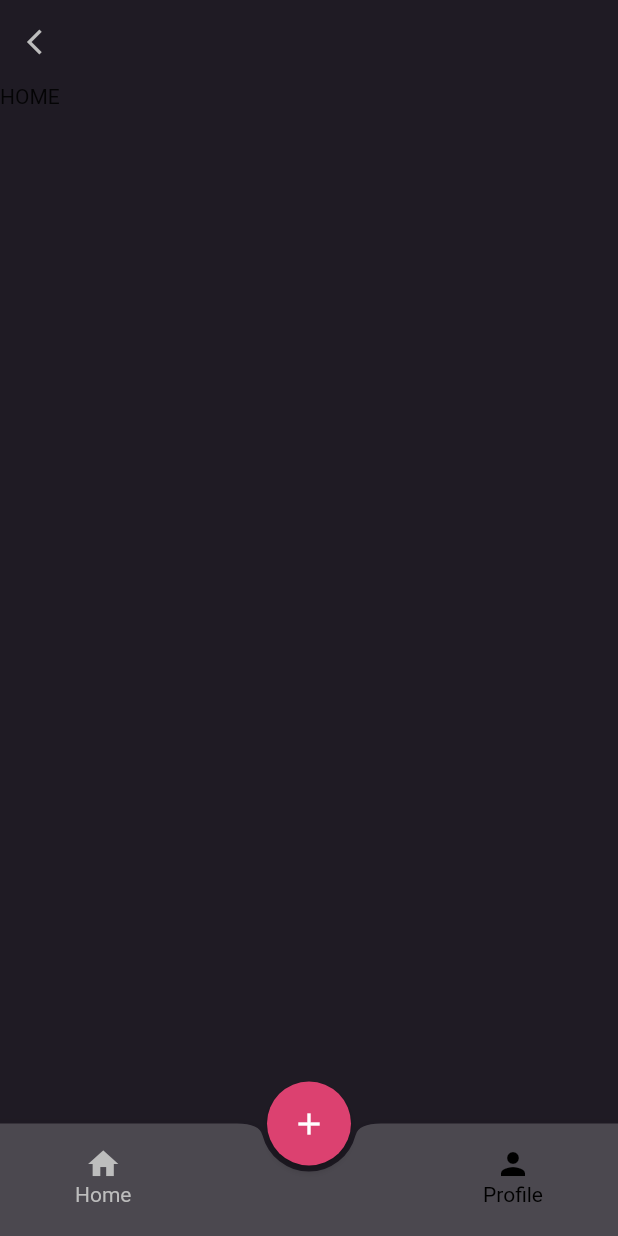
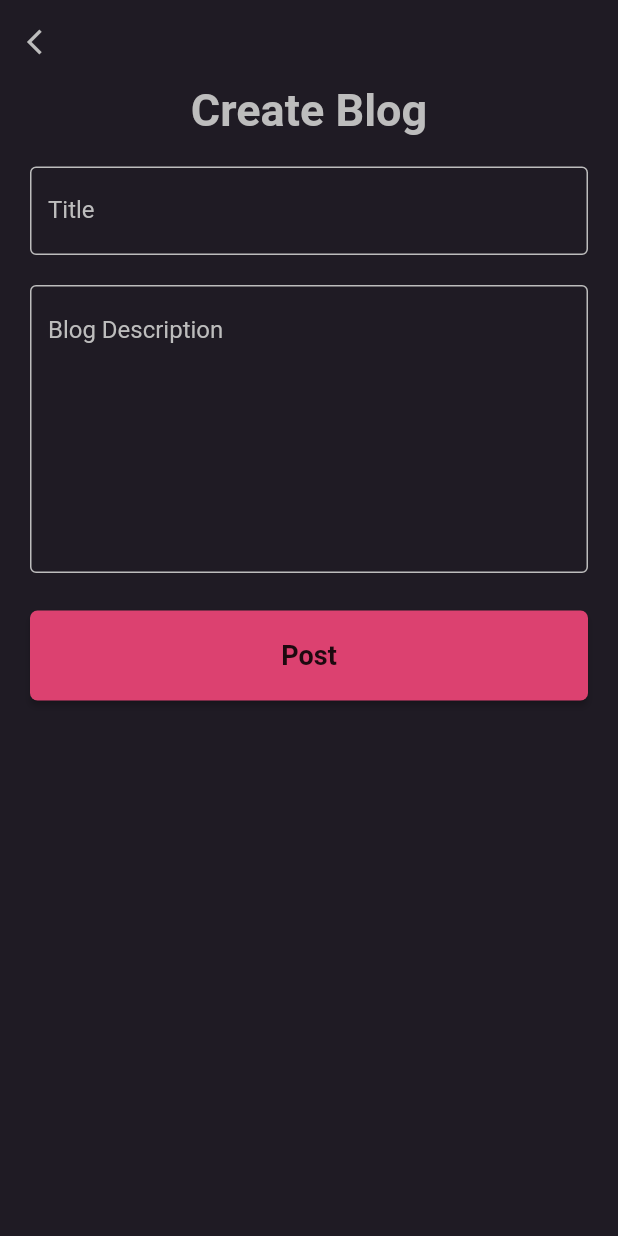
Before and after one commit to manasivariar/MBlogger, a Flutter app: the NavigationBar screen opened directly, after a tap on the "add" icon, on a phone screen of 412 x 824 dp. Run offline on Flutter 3.47's test engine with Material 2 defaults, Android fonts, the phone set to English and light mode, and no system bars; our stand-ins replace hexcolor.

```diff
--- /dev/null
+++ b/lib/Screens/Auth/homePage.dart
@@ -0,0 +1,17 @@
+import 'package:flutter/material.dart';
+
+class HomePage extends StatefulWidget {
+  const HomePage({ Key key }) : super(key: key);
+
+  @override
+  _HomePageState createState() => _HomePageState();
+}
+
+class _HomePageState extends State<HomePage> {
+  @override
+  Widget build(BuildContext context) {
+    return Container(
+      child: Text("HOME PAGE"),
+    );
+  }
+}
--- a/lib/Screens/Auth/login.dart
+++ b/lib/Screens/Auth/login.dart
@@ -1,5 +1,5 @@
-import 'package:blogging_app/Screens/Auth/Blog/home.dart';
 import 'package:blogging_app/Screens/Auth/forgotPassword.dart';
+import 'package:blogging_app/Screens/Blog/home.dart';
 import 'package:blogging_app/Screens/signup.dart';
 import 'package:blogging_app/constants.dart';
 import 'package:flutter/material.dart';
--- a/lib/Screens/Auth/Blog/home.dart
+++ b/lib/Screens/Blog/home.dart
@@ -1,16 +1,19 @@
+import 'package:blogging_app/Screens/Auth/homePage.dart';
+import 'package:blogging_app/Screens/Auth/profile.dart';
+import 'package:blogging_app/Screens/Blog/post.dart';
 import 'package:blogging_app/constants.dart';
 import 'package:flutter/material.dart';
 import 'package:hexcolor/hexcolor.dart';
 
-class HomePage extends StatelessWidget {
-  @override
-  Widget build(BuildContext context) {
-    return MaterialApp(
-      debugShowCheckedModeBanner: false,
-      home: NavigationBar(),
-    );
-  }
-}
+// class HomePage extends StatelessWidget {
+//   @override
+//   Widget build(BuildContext context) {
+//     return MaterialApp(
+//       debugShowCheckedModeBanner: false,
+//       home: NavigationBar(),
+//     );
+//   }
+// }
 
 class NavigationBar extends StatefulWidget {
   @override
@@ -28,28 +31,16 @@ class NavigationBarState extends State<NavigationBar> {
       appBar: AppBar(
         elevation: 0,
         backgroundColor: bgColor,
-        leading: IconButton(
-          onPressed: () {
-            Navigator.pop(context);
-          },
-          icon: Icon(Icons.arrow_back_ios),
-          iconSize: 20,
-          color: primaryHeadingColor,
-        ),
+        leading: Container(),
       ),
-      body: isHome
-          ? Container(
-              height: MediaQuery.of(context).size.height / 2,
-              child: Text("HOME"),
-            )
-          : Container(
-              height: MediaQuery.of(context).size.height / 2,
-              child: Text("Profile"),
-            ),
+      body: isHome ? HomePage() : ProfilePage(),
       floatingActionButtonLocation: FloatingActionButtonLocation.centerDocked,
       floatingActionButton: FloatingActionButton(
         backgroundColor: btnColor,
-        onPressed: () {},
+        onPressed: () {
+          Navigator.push(
+              context, MaterialPageRoute(builder: (context) => PostPage()));
+        },
         child: Icon(Icons.add),
         elevation: 2.0,
       ),
--- /dev/null
+++ b/lib/Screens/Blog/post.dart
@@ -0,0 +1,127 @@
+import 'package:blogging_app/Screens/Auth/homePage.dart';
+import 'package:blogging_app/Screens/Blog/home.dart';
+import 'package:blogging_app/constants.dart';
+import 'package:flutter/material.dart';
+
+class PostPage extends StatefulWidget {
+  @override
+  _PostPageState createState() => _PostPageState();
+}
+
+class _PostPageState extends State<PostPage> {
+  final _formkey1 = GlobalKey<FormState>();
+  final _formkey2 = GlobalKey<FormState>();
+
+  @override
+  Widget build(BuildContext context) {
+    return Scaffold(
+      backgroundColor: bgColor,
+      resizeToAvoidBottomInset: true,
+      appBar: AppBar(
+        elevation: 0,
+        backgroundColor: bgColor,
+        leading: IconButton(
+          onPressed: () {
+            Navigator.pop(context);
+          },
+          icon: Icon(Icons.arrow_back_ios),
+          iconSize: 20,
+          color: primaryHeadingColor,
+        ),
+      ),
+      body: Container(
+        height: MediaQuery.of(context).size.height,
+        width: double.infinity,
+        child: Column(
+          mainAxisAlignment: MainAxisAlignment.start,
+          children: [
+            Text('Create Blog',
+                style: TextStyle(
+                  fontWeight: FontWeight.bold,
+                  fontSize: 30,
+                  color: primaryHeadingColor,
+                )),
+            Form(
+              key: _formkey1,
+              child: Container(
+                padding: EdgeInsets.fromLTRB(20, 20, 20, 0),
+                child: TextFormField(
+                  validator: (value) {
+                    if (value.isEmpty) {
+                      return "Title can't be empty";
+                    }
+                    return null;
+                  },
+                  style: TextStyle(color: primaryHeadingColor),
+                  decoration: InputDecoration(
+                    helperStyle: TextStyle(color: primaryHeadingColor),
+                    enabledBorder: OutlineInputBorder(
+                        borderSide: BorderSide(color: primaryHeadingColor)),
+                    border: OutlineInputBorder(
+                        borderSide: BorderSide(color: primaryHeadingColor)),
+                    labelText: 'Title',
+                    labelStyle: TextStyle(color: primaryHeadingColor),
+                  ),
+                ),
+              ),
+            ),
+            Form(
+              key: _formkey2,
+              child: Container(
+                padding: EdgeInsets.fromLTRB(20, 20, 20, 0),
+                child: TextFormField(
+                  validator: (value) {
+                    if (value.isEmpty) {
+                      return "Description can't be empty";
+                    }
+                    return null;
+                  },
+                  style: TextStyle(color: primaryHeadingColor),
+                  decoration: InputDecoration(
+                    helperStyle: TextStyle(color: primaryHeadingColor),
+                    enabledBorder: OutlineInputBorder(
+                        borderSide: BorderSide(color: primaryHeadingColor)),
+                    border: OutlineInputBorder(
+                        borderSide: BorderSide(color: primaryHeadingColor)),
+                    labelText: 'Blog Description',
+                    alignLabelWithHint: true,
+                    labelStyle: TextStyle(color: primaryHeadingColor),
+                  ),
+                  minLines: 8,
+                  maxLines: null,
+                  keyboardType: TextInputType.multiline,
+                ),
+              ),
+            ),
+            Padding(
+              padding:
+                  const EdgeInsets.symmetric(horizontal: 20.0, vertical: 25.0),
+              child: MaterialButton(
+                minWidth: double.infinity,
+                height: 60,
+                onPressed: () {
+                  if (_formkey1.currentState.validate() |
+                      _formkey2.currentState.validate())
+                    Navigator.push(
+                        context,
+                        MaterialPageRoute(
+                            builder: (context) => NavigationBar()));
+                },
+                color: btnColor,
+                shape: RoundedRectangleBorder(
+                    borderRadius: BorderRadius.circular(5)),
+                child: Text(
+                  "Post",
+                  style: TextStyle(
+                    fontWeight: FontWeight.w600,
+                    fontSize: 18,
+                  ),
+                ),
+              ),
+            ),
+          ],
+        ),
+      ),
+    );
+  }
+}
```
Also changed, not shown: lib/Screens/Auth/changePassword.dart (added, +192 -0 lines), lib/Screens/Auth/forgotPassword.dart (+13 -6 lines), lib/Screens/Auth/profile.dart (added, +100 -0 lines).
